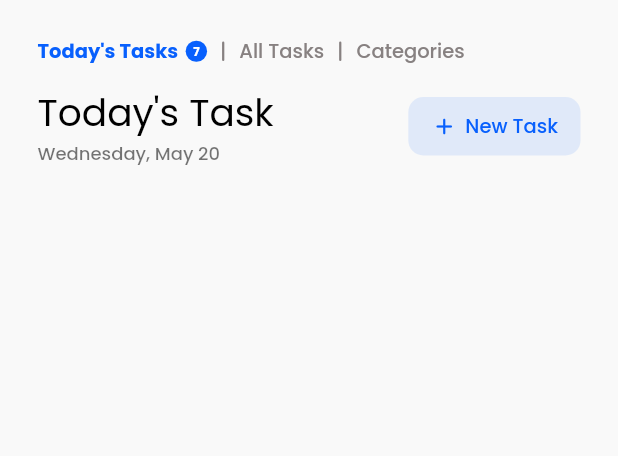
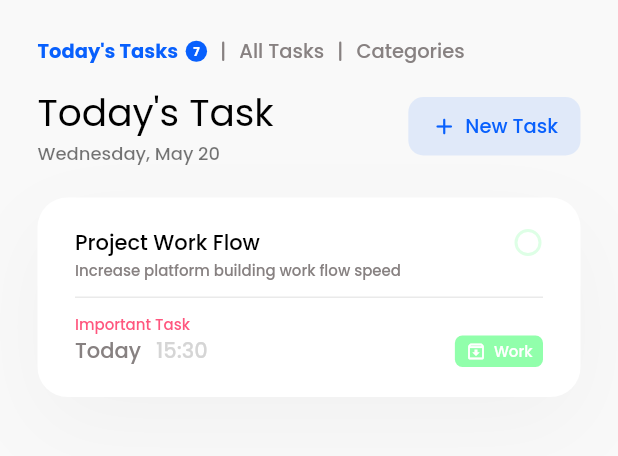
Before and after one commit to Omar-IDOUDAOUD/Task-Manager, a Flutter app: the screen it shows after launch, on a phone screen of 412 x 824 dp, the part 71-527 px from its top. Run offline on Flutter 3.47's test engine with Material 2 defaults, Android fonts, the phone set to English and light mode, and no system bars; our stand-ins replace get.

Commit message:
add task card

```diff
--- a/lib/main.dart
+++ b/lib/main.dart
@@ -18,7 +18,7 @@ class TaskManger extends StatelessWidget {
       debugShowCheckedModeBanner: false,
       theme: ThemeData(
         appBarTheme: const AppBarTheme(
-          systemOverlayStyle:  SystemUiOverlayStyle.light,
+          systemOverlayStyle: SystemUiOverlayStyle.light,
         ),
         indicatorColor: Colors.black,
         tabBarTheme: TabBarTheme(
@@ -54,6 +54,8 @@ class TaskManger extends StatelessWidget {
               fontFamily: "Poppins", fontSize: 12, fontWeight: FontWeight.w500),
           headline4: TextStyle(
               fontFamily: "Poppins", fontSize: 13, fontWeight: FontWeight.w500),
+          headline5: TextStyle(
+              fontFamily: "Poppins", fontSize: 14, fontWeight: FontWeight.w500),
           headline6: TextStyle(
             fontFamily: "Poppins",
             fontSize: 25,
--- a/lib/view/home/tabs/tasks.dart
+++ b/lib/view/home/tabs/tasks.dart
@@ -23,6 +23,10 @@ class _TasksTabState extends State<TasksTab> {
               height: 13,
             ),
             _Title(),
+            SizedBox(
+              height: 20,
+            ),
+            _TaskCard(),
           ],
         ),
       ),
@@ -54,7 +58,7 @@ class _Title extends StatelessWidget {
             ),
           ],
         ),
-        _AddTaskButton()
+        const _AddTaskButton()
       ],
     );
   }
@@ -141,11 +145,11 @@ class TasksTabPartsNavigationState extends State<_TasksTabPartsNavigation> {
             fontWeight: FontWeight.bold,
           ),
         ),
-        SizedBox(
+        const SizedBox(
           width: 5,
         ),
         Container(
-          padding: EdgeInsets.symmetric(horizontal: 5, vertical: 1),
+          padding: const EdgeInsets.symmetric(horizontal: 5, vertical: 1),
           decoration: BoxDecoration(
             color: CstColors.a,
             borderRadius: BorderRadius.circular(10),
@@ -189,3 +193,128 @@ class TasksTabPartsNavigationState extends State<_TasksTabPartsNavigation> {
         ),
       );
 }
+
+class _TaskCard extends StatelessWidget {
+  const _TaskCard({Key? key}) : super(key: key);
+
+  @override
+  Widget build(BuildContext context) {
+    return Container(
+      width: double.infinity,
+      padding: const EdgeInsets.symmetric(horizontal: 25, vertical: 20),
+      decoration: BoxDecoration(
+        borderRadius: BorderRadius.circular(20),
+        color: Colors.white,
+        boxShadow: [
+          BoxShadow(
+              color: Colors.black.withOpacity(.03),
+              offset: const Offset(0, 20),
+              blurRadius: 50),
+        ],
+      ),
+      child: Column(
+        crossAxisAlignment: CrossAxisAlignment.start,
+        children: [
+          Row(
+            crossAxisAlignment: CrossAxisAlignment.start,
+            children: [
+              Expanded(
+                child: Text(
+                  'Project Work Flow',
+                  style: Get.theme.textTheme.headline5?.copyWith(
+                    color: Get.theme.colorScheme.primary,
+                  ),
+                ),
+              ),
+              SizedBox.square(
+                dimension: 20,
+                child: Checkbox(
+                  value: false,
+                  onChanged: (v) => true,
+                  shape: RoundedRectangleBorder(
+                    borderRadius: BorderRadius.circular(10),
+                  ),
+                  side:
+                      BorderSide(color: CstColors.b.withOpacity(.3), width: 2),
+                  activeColor: CstColors.b,
+                ),
+              )
+            ],
+          ),
+          Text(
+            'Increase platform building work flow speed',
+            style: Get.theme.textTheme.headline2?.copyWith(
+              color: Get.theme.colorScheme.secondary,
+            ),
+          ),
+          const SizedBox(
+            height: 10,
+          ),
+          SizedBox(
+            width: double.infinity,
+            height: 1,
+            child: ColoredBox(
+                color: Get.theme.colorScheme.tertiary.withOpacity(.5)),
+          ),
+          const SizedBox(
+            height: 10,
+          ),
+          Text(
+            'Important Task',
+            style: Get.theme.textTheme.headline2?.copyWith(
+              color: CstColors.c,
+            ),
+          ),
+          Row(
+            children: [
+              Text(
+                'Today',
+                style: Get.theme.textTheme.headline5?.copyWith(
+                  color: Get.theme.colorScheme.secondary,
+                ),
+              ),
+              const SizedBox(
+                width: 10,
+              ),
+              Text(
+                '15:30',
+                style: Get.theme.textTheme.headline5?.copyWith(
+                  color: Get.theme.colorScheme.tertiary,
+                ),
+              ),
+              const Spacer(
+                  ),
+              DecoratedBox(
+                decoration: BoxDecoration(
+                  borderRadius: BorderRadius.circular(5),
+                  color: CstColors.b,
+                ),
+                child: Padding(
+                  padding:
+                      const EdgeInsets.symmetric(horizontal: 7, vertical: 3),
+                  child: Row(
+                    children: [
+                      Icon(
+                        Icons.archive_outlined,
+                        color: Get.theme.scaffoldBackgroundColor,
+                        size: 14,
+                      ),
+                      const SizedBox(
+                        width: 5,
+                      ),
+                      Text(
+                        'Work',
+                        style: Get.theme.textTheme.headline2?.copyWith(
+                            color: Get.theme.scaffoldBackgroundColor),
+                      )
+                    ],
+                  ),
+                ),
+              )
+            ],
+          ),
+        ],
+      ),
+    );
+  }
+}
```
